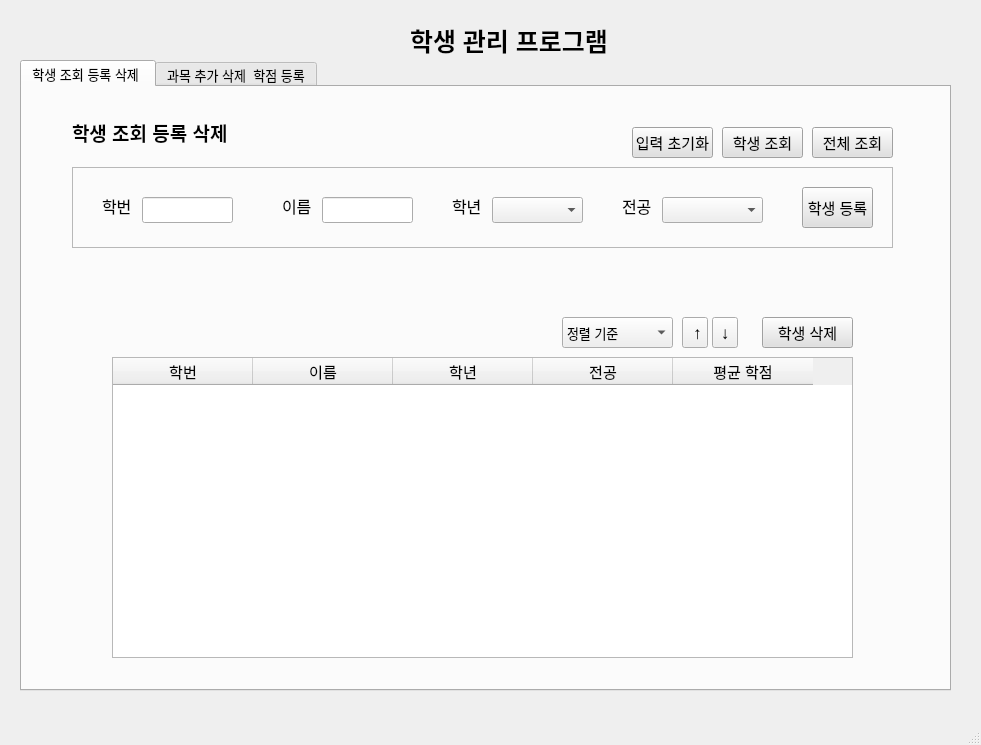
Qt form mainwindow.ui (gunwoopyo/studentManagement) before a commit.
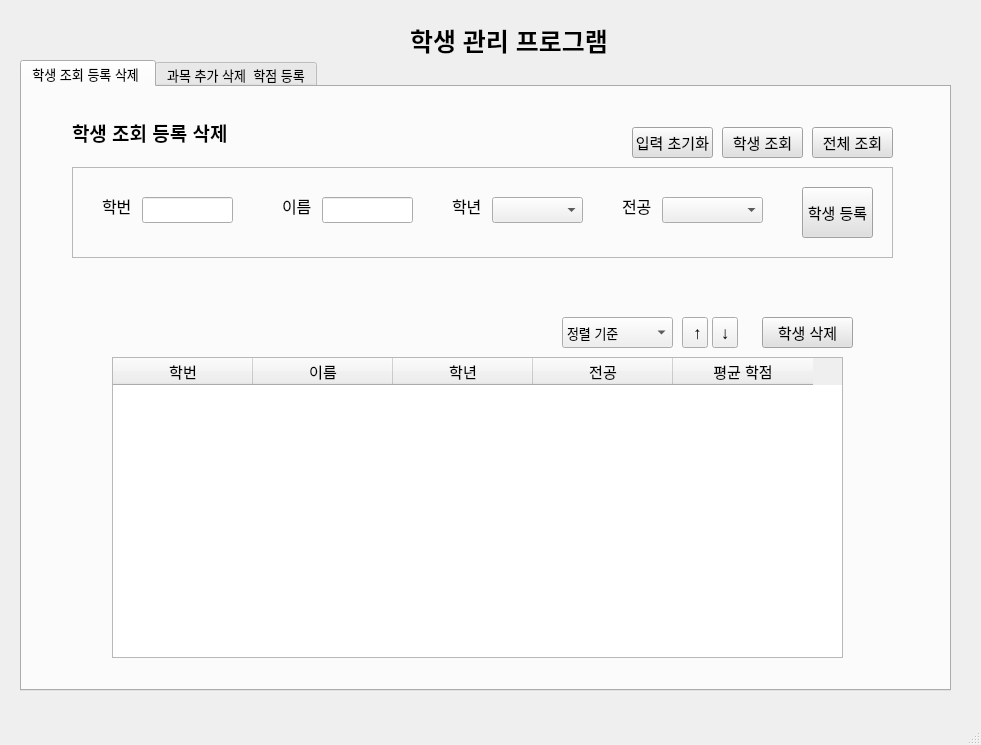
The same form after that commit. The open tabs and pages were chosen to show the change.

What changed in the file:
```diff
--- a/mainwindow.ui
+++ b/mainwindow.ui
@@ -59,7 +59,7 @@
         <x>50</x>
         <y>80</y>
         <width>821</width>
-        <height>81</height>
+        <height>91</height>
        </rect>
       </property>
       <property name="frameShape">
@@ -245,7 +245,7 @@
          <x>730</x>
          <y>20</y>
          <width>71</width>
-         <height>41</height>
+         <height>51</height>
         </rect>
        </property>
        <property name="font">
@@ -269,7 +269,7 @@
        <rect>
         <x>90</x>
         <y>270</y>
-        <width>741</width>
+        <width>731</width>
         <height>301</height>
        </rect>
       </property>
```
Left out of the diff: 6 changed lines with no effect on the pictures.
